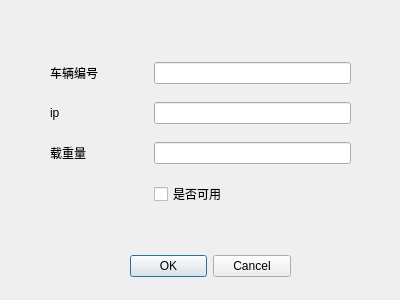
enjoylearning96/QT, file 报表生成/ui/vehicle_manager_ok.ui: the form before one commit.
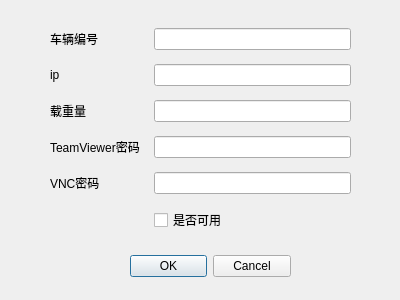
The form after the commit.

```diff
--- a/报表生成/ui/vehicle_manager_ok.ui
+++ b/报表生成/ui/vehicle_manager_ok.ui
@@ -32,16 +32,16 @@
     <set>QDialogButtonBox::Cancel|QDialogButtonBox::Ok</set>
    </property>
   </widget>
-  <widget class="QWidget" name="">
+  <widget class="QWidget" name="layoutWidget">
    <property name="geometry">
     <rect>
      <x>50</x>
-     <y>50</y>
+     <y>20</y>
      <width>301</width>
-     <height>171</height>
+     <height>221</height>
     </rect>
    </property>
-   <layout class="QGridLayout" name="gridLayout" rowstretch="1,1,1,1" columnstretch="1,2" columnminimumwidth="1,2">
+   <layout class="QGridLayout" name="gridLayout" rowstretch="1,1,1,1,1,1" columnstretch="1,2" columnminimumwidth="1,2">
     <item row="0" column="0">
      <widget class="QLabel" name="label">
       <property name="text">
@@ -49,9 +49,32 @@
       </property>
      </widget>
     </item>
+    <item row="3" column="1">
+     <widget class="QLineEdit" name="lineEdit_4"/>
+    </item>
+    <item row="5" column="1">
+     <widget class="QCheckBox" name="checkBox">
+      <property name="layoutDirection">
+       <enum>Qt::LeftToRight</enum>
+      </property>
+      <property name="text">
+       <string>是否可用</string>
+      </property>
+     </widget>
+    </item>
     <item row="0" column="1">
      <widget class="QLineEdit" name="lineEdit"/>
     </item>
+    <item row="1" column="1">
+     <widget class="QLineEdit" name="lineEdit_2"/>
+    </item>
+    <item row="3" column="0">
+     <widget class="QLabel" name="label_4">
+      <property name="text">
+       <string>TeamViewer密码</string>
+      </property>
+     </widget>
+    </item>
     <item row="1" column="0">
      <widget class="QLabel" name="label_2">
       <property name="text">
@@ -59,9 +82,6 @@
       </property>
      </widget>
     </item>
-    <item row="1" column="1">
-     <widget class="QLineEdit" name="lineEdit_2"/>
-    </item>
     <item row="2" column="0">
      <widget class="QLabel" name="label_3">
       <property name="text">
@@ -72,16 +92,16 @@
     <item row="2" column="1">
      <widget class="QLineEdit" name="lineEdit_3"/>
     </item>
-    <item row="3" column="1">
-     <widget class="QCheckBox" name="checkBox">
-      <property name="layoutDirection">
-       <enum>Qt::LeftToRight</enum>
-      </property>
+    <item row="4" column="0">
+     <widget class="QLabel" name="label_5">
       <property name="text">
-       <string>是否可用</string>
+       <string>VNC密码</string>
       </property>
      </widget>
     </item>
+    <item row="4" column="1">
+     <widget class="QLineEdit" name="lineEdit_5"/>
+    </item>
    </layout>
   </widget>
  </widget>
```
